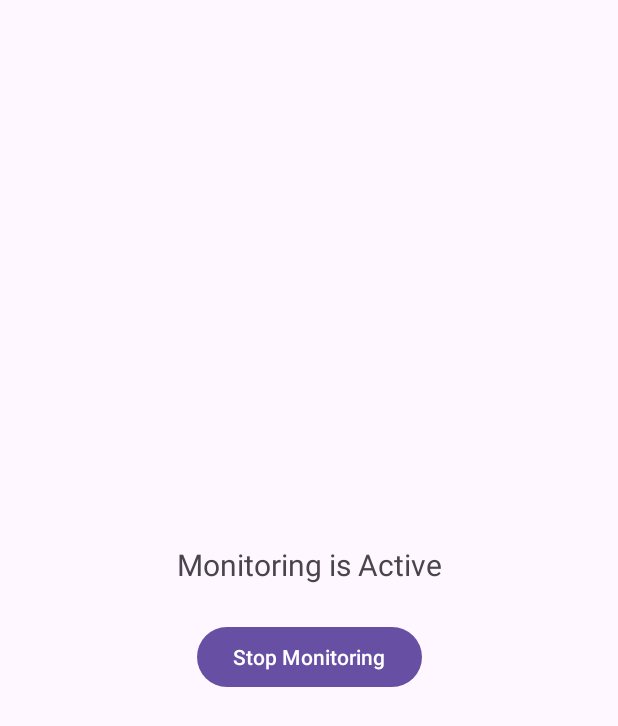
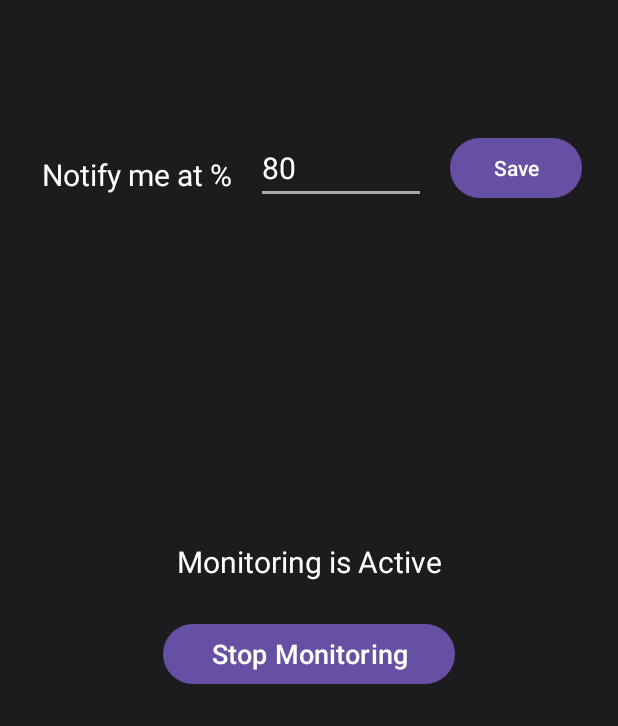
Before and after one commit to PramudithaN/Battery-Notifier, an Android app: the screen it shows after launch (MainActivity), after a tap on "Start Monitoring", on a phone screen of 412 x 824 dp. Shown: the top 726 px of the screen. Run offline under Robolectric (Android 15) with nearby library versions, the phone set to English and light mode, and no system bars.

Commit message:
Added Custom Percentage notifier

```diff
--- a/app/src/main/java/com/pramuditha/batterynotifier/BatteryService.kt
+++ b/app/src/main/java/com/pramuditha/batterynotifier/BatteryService.kt
@@ -11,17 +11,20 @@ import android.util.Log
 
 class BatteryService : Service() {
 
+    // INSIDE BatteryService.kt
+
     private val batteryReceiver = object : BroadcastReceiver() {
         override fun onReceive(context: Context?, intent: Intent?) {
             val level = intent?.getIntExtra(BatteryManager.EXTRA_LEVEL, -1) ?: -1
             val scale = intent?.getIntExtra(BatteryManager.EXTRA_SCALE, -1) ?: -1
             val batteryPct = level * 100 / scale.toFloat()
 
-            Log.d("BatteryService", "Current Battery Level: $batteryPct%")
+            // It already reads from the settings file we just updated in MainActivity
+            val sharedPrefs = getSharedPreferences("app_settings", Context.MODE_PRIVATE)
+            val notificationLevel = sharedPrefs.getInt("NOTIFICATION_LEVEL", 80)
 
-            if (batteryPct >= 80) {
-                Log.d("BatteryService", "BATTERY IS AT 80% OR HIGHER! SENDING NOTIFICATION.")
-                // --- SEND THE NOTIFICATION ---
+            // It correctly compares against the user's value
+            if (batteryPct >= notificationLevel) {
                 sendEightyPercentNotification(this@BatteryService)
             }
         }
--- a/app/src/main/java/com/pramuditha/batterynotifier/MainActivity.kt
+++ b/app/src/main/java/com/pramuditha/batterynotifier/MainActivity.kt
@@ -1,60 +1,74 @@
 package com.pramuditha.batterynotifier
 
-import android.content.Context // NEW: Import for Context
+import android.content.Context
 import android.content.Intent
-import android.content.pm.PackageManager
-import android.os.Build
-import androidx.appcompat.app.AppCompatActivity
 import android.os.Bundle
 import android.widget.Button
+import android.widget.EditText
 import android.widget.TextView
-import androidx.activity.result.contract.ActivityResultContracts
-import androidx.core.content.ContextCompat
-import android.Manifest
+import android.widget.Toast
+import androidx.appcompat.app.AppCompatActivity
 
 class MainActivity : AppCompatActivity() {
 
     private var isServiceRunning = false
 
-    private val requestPermissionLauncher =
-        registerForActivityResult(ActivityResultContracts.RequestPermission()) { isGranted: Boolean ->
-            if (isGranted) { /* Permission granted */ } else { /* Permission denied */ }
-        }
+    // UI elements for the new feature
+    private lateinit var percentageInput: EditText
+    private lateinit var saveButton: Button
+
+    // UI elements for the old feature
+    private lateinit var statusText: TextView
+    private lateinit var toggleButton: Button
+
 
     override fun onCreate(savedInstanceState: Bundle?) {
         super.onCreate(savedInstanceState)
         setContentView(R.layout.activity_main)
 
-        askNotificationPermission()
+        // Initialize all UI elements
+        percentageInput = findViewById(R.id.percentageInput)
+        saveButton = findViewById(R.id.saveButton)
+        statusText = findViewById(R.id.statusText)
+        toggleButton = findViewById(R.id.toggleButton)
 
-        val statusText = findViewById<TextView>(R.id.statusText)
-        val toggleButton = findViewById<Button>(R.id.toggleButton)
+        // --- LOGIC FOR CUSTOM PERCENTAGE ---
+        val settingsPrefs = getSharedPreferences("app_settings", Context.MODE_PRIVATE)
+        val savedPercentage = settingsPrefs.getInt("NOTIFICATION_LEVEL", 80)
+        percentageInput.setText(savedPercentage.toString())
 
-        // --- NEW: Read the saved state when the app starts ---
-        val sharedPrefs = getSharedPreferences("app_state", Context.MODE_PRIVATE)
-        isServiceRunning = sharedPrefs.getBoolean("SERVICE_STATE", false)
-        updateUI(statusText, toggleButton) // Update UI based on saved state
+        saveButton.setOnClickListener {
+            val inputText = percentageInput.text.toString()
+            if (inputText.isNotEmpty()) {
+                val percentage = inputText.toInt()
+                settingsPrefs.edit().putInt("NOTIFICATION_LEVEL", percentage).apply()
+                Toast.makeText(this, "Notification level saved: $percentage%", Toast.LENGTH_SHORT).show()
+            } else {
+                Toast.makeText(this, "Please enter a value", Toast.LENGTH_SHORT).show()
+            }
+        }
+
+        // --- LOGIC FOR START/STOP MONITORING AND STATE SAVING ---
+        val statePrefs = getSharedPreferences("app_state", Context.MODE_PRIVATE)
+        isServiceRunning = statePrefs.getBoolean("SERVICE_STATE", false)
+        updateMonitoringUI() // Update UI based on saved state
 
         toggleButton.setOnClickListener {
+            isServiceRunning = !isServiceRunning // Toggle the state
             if (isServiceRunning) {
-                // --- STOP ---
-                isServiceRunning = false
-                val serviceIntent = Intent(this, BatteryService::class.java)
-                stopService(serviceIntent)
+                // If we are now running, start the service
+                startService(Intent(this, BatteryService::class.java))
             } else {
-                // --- START ---
-                isServiceRunning = true
-                val serviceIntent = Intent(this, BatteryService::class.java)
-                startService(serviceIntent)
+                // If we are now stopped, stop the service
+                stopService(Intent(this, BatteryService::class.java))
             }
-            // --- NEW: Save the new state every time the button is clicked ---
-            sharedPrefs.edit().putBoolean("SERVICE_STATE", isServiceRunning).apply()
-            updateUI(statusText, toggleButton) // Update UI to reflect the change
+            // Save the new state and update the UI
+            statePrefs.edit().putBoolean("SERVICE_STATE", isServiceRunning).apply()
+            updateMonitoringUI()
         }
     }
 
-    // --- NEW: Created a helper function to avoid repeating UI code ---
-    private fun updateUI(statusText: TextView, toggleButton: Button) {
+    private fun updateMonitoringUI() {
         if (isServiceRunning) {
             toggleButton.text = "Stop Monitoring"
             statusText.text = "Monitoring is Active"
@@ -63,14 +77,4 @@ class MainActivity : AppCompatActivity() {
             statusText.text = "Monitoring is Inactive"
         }
     }
-
-    private fun askNotificationPermission() {
-        if (Build.VERSION.SDK_INT >= Build.VERSION_CODES.TIRAMISU) {
-            if (ContextCompat.checkSelfPermission(this, Manifest.permission.POST_NOTIFICATIONS) !=
-                PackageManager.PERMISSION_GRANTED
-            ) {
-                requestPermissionLauncher.launch(Manifest.permission.POST_NOTIFICATIONS)
-            }
-        }
-    }
 }
--- a/app/src/main/res/layout/activity_main.xml
+++ b/app/src/main/res/layout/activity_main.xml
@@ -4,29 +4,76 @@
     xmlns:tools="http://schemas.android.com/tools"
     android:layout_width="match_parent"
     android:layout_height="match_parent"
+    android:background="#1C1C1E"
+    android:padding="24dp"
     tools:context=".MainActivity">
+
+    <EditText
+        android:id="@+id/percentageInput"
+        android:layout_width="0dp"
+        android:layout_height="wrap_content"
+        android:layout_marginStart="16dp"
+        android:layout_marginTop="64dp"
+        android:layout_marginEnd="16dp"
+        android:backgroundTint="@android:color/darker_gray"
+        android:hint="80"
+        android:inputType="number"
+        android:maxLength="3"
+        android:textColor="@android:color/white"
+        android:textColorHint="#8E8E93"
+        android:textSize="20sp"
+        app:layout_constraintEnd_toStartOf="@+id/saveButton"
+        app:layout_constraintHorizontal_bias="0.0"
+        app:layout_constraintStart_toEndOf="@+id/label"
+        app:layout_constraintTop_toTopOf="parent" />
+
+    <Button
+        android:id="@+id/saveButton"
+        android:layout_width="wrap_content"
+        android:layout_height="wrap_content"
+        android:text="Save"
+        app:layout_constraintBottom_toBottomOf="@+id/percentageInput"
+        app:layout_constraintEnd_toEndOf="parent"
+        app:layout_constraintTop_toTopOf="@+id/percentageInput"
+        app:layout_constraintVertical_bias="1.0" />
+
+    <TextView
+        android:id="@+id/label"
+        android:layout_width="wrap_content"
+        android:layout_height="wrap_content"
+        android:layout_marginStart="4dp"
+        android:text="Notify me at %"
+        android:textColor="@android:color/white"
+        android:textSize="20sp"
+        app:layout_constraintBottom_toBottomOf="@+id/percentageInput"
+        app:layout_constraintStart_toStartOf="parent"
+        app:layout_constraintTop_toTopOf="@+id/percentageInput"
+        app:layout_constraintVertical_bias="0.714" />
 
     <TextView
         android:id="@+id/statusText"
         android:layout_width="wrap_content"
         android:layout_height="wrap_content"
         android:text="Monitoring is Inactive"
+        android:textColor="@android:color/white"
         android:textSize="20sp"
-        app:layout_constraintBottom_toTopOf="@id/toggleButton"
+        app:layout_constraintBottom_toBottomOf="parent"
         app:layout_constraintEnd_toEndOf="parent"
         app:layout_constraintStart_toStartOf="parent"
         app:layout_constraintTop_toTopOf="parent"
-        app:layout_constraintVertical_chainStyle="packed" />
+        app:layout_constraintVertical_bias="0.45" />
 
     <Button
         android:id="@+id/toggleButton"
         android:layout_width="wrap_content"
         android:layout_height="wrap_content"
         android:layout_marginTop="24dp"
+        android:paddingStart="32dp"
+        android:paddingEnd="32dp"
         android:text="Start Monitoring"
-        app:layout_constraintBottom_toBottomOf="parent"
+        android:textSize="18sp"
         app:layout_constraintEnd_toEndOf="parent"
         app:layout_constraintStart_toStartOf="parent"
-        app:layout_constraintTop_toBottomOf="@id/statusText" />
+        app:layout_constraintTop_toBottomOf="@+id/statusText" />
 
 </androidx.constraintlayout.widget.ConstraintLayout>
```
